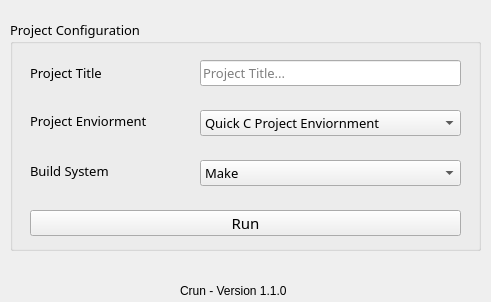
Old version of the form Crun GUI/project/res/mainWindow.ui in the repository ZouariOmar/Crun.
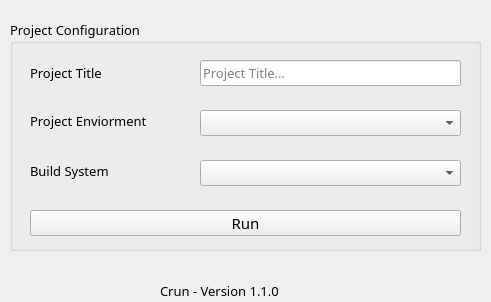
New version of the form. Icons and pictures are not drawn.

The edit to the form file:
```diff
--- a/Crun GUI/project/res/mainWindow.ui
+++ b/Crun GUI/project/res/mainWindow.ui
@@ -20,12 +20,18 @@
    <widget class="QLabel" name="label">
     <property name="geometry">
      <rect>
-      <x>180</x>
+      <x>160</x>
       <y>280</y>
-      <width>131</width>
+      <width>161</width>
       <height>21</height>
      </rect>
     </property>
+    <property name="font">
+     <font>
+      <family>Fira Code</family>
+      <pointsize>10</pointsize>
+     </font>
+    </property>
     <property name="text">
      <string>Crun - Version 1.1.0</string>
     </property>
@@ -191,6 +197,9 @@
      <property name="autoFillBackground">
       <bool>false</bool>
      </property>
+     <property name="currentIndex">
+      <number>-1</number>
+     </property>
      <property name="maxVisibleItems">
       <number>10</number>
      </property>
@@ -272,6 +281,9 @@
      <property name="cursor">
       <cursorShape>PointingHandCursor</cursorShape>
      </property>
+     <property name="currentIndex">
+      <number>-1</number>
+     </property>
      <item>
       <property name="text">
        <string>Make</string>
```
